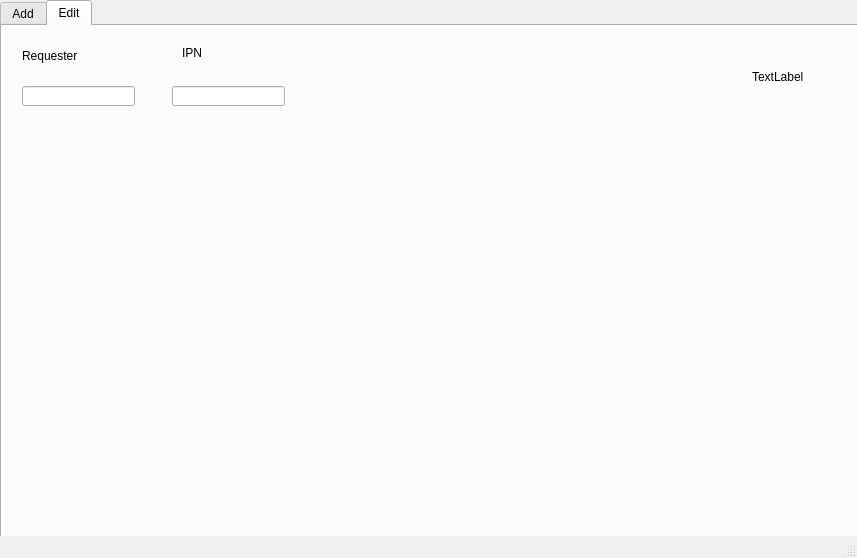
First picture: the form in src/mainwindow.ui, repository Partunaks/request_manager, before the edit.
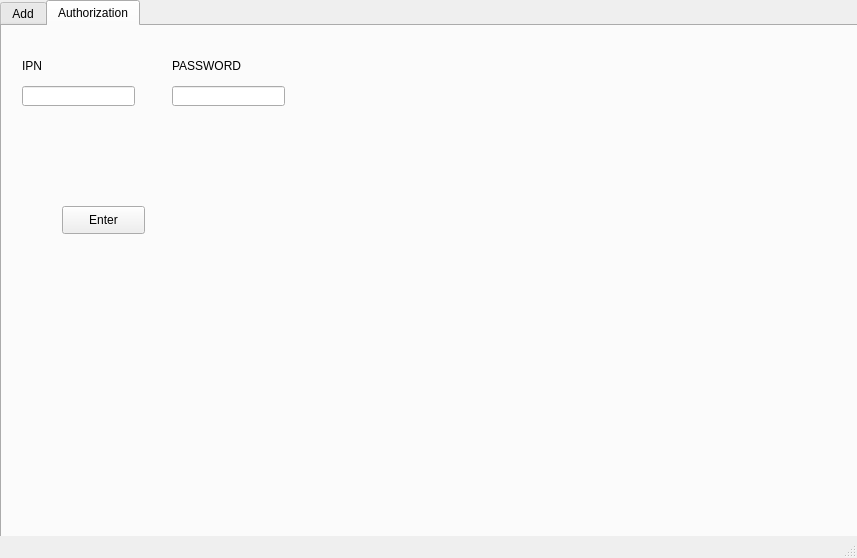
Second picture: the form after the edit. The open tabs and pages were chosen to show the change.

Commit message: added multiuser using

Patch:
```diff
--- a/src/mainwindow.ui
+++ b/src/mainwindow.ui
@@ -20,6 +20,18 @@
    <string>Request manager</string>
   </property>
   <widget class="QWidget" name="centralWidget">
+   <property name="sizePolicy">
+    <sizepolicy hsizetype="Fixed" vsizetype="Fixed">
+     <horstretch>0</horstretch>
+     <verstretch>0</verstretch>
+    </sizepolicy>
+   </property>
+   <property name="minimumSize">
+    <size>
+     <width>319</width>
+     <height>266</height>
+    </size>
+   </property>
    <widget class="QTabWidget" name="tabWidget">
     <property name="geometry">
      <rect>
@@ -29,9 +41,24 @@
       <height>561</height>
      </rect>
     </property>
+    <property name="maximumSize">
+     <size>
+      <width>861</width>
+      <height>561</height>
+     </size>
+    </property>
+    <property name="focusPolicy">
+     <enum>Qt::TabFocus</enum>
+    </property>
+    <property name="layoutDirection">
+     <enum>Qt::LeftToRight</enum>
+    </property>
     <property name="currentIndex">
      <number>0</number>
     </property>
+    <property name="tabBarAutoHide">
+     <bool>true</bool>
+    </property>
     <widget class="QWidget" name="tab">
      <attribute name="title">
       <string>Add</string>
@@ -170,22 +197,9 @@
     </widget>
     <widget class="QWidget" name="tab_2">
      <attribute name="title">
-      <string>Edit</string>
+      <string>Authorization</string>
      </attribute>
-     <widget class="QLabel" name="requester_2">
-      <property name="geometry">
-       <rect>
-        <x>20</x>
-        <y>20</y>
-        <width>121</width>
-        <height>20</height>
-       </rect>
-      </property>
-      <property name="text">
-       <string>&lt;html&gt;&lt;head/&gt;&lt;body&gt;&lt;p&gt;Requester&lt;/p&gt;&lt;/body&gt;&lt;/html&gt;</string>
-      </property>
-     </widget>
-     <widget class="QLineEdit" name="ipn_l_2">
+     <widget class="QLineEdit" name="pass_t">
       <property name="geometry">
        <rect>
         <x>170</x>
@@ -204,33 +218,49 @@
         <height>20</height>
        </rect>
       </property>
-     </widget>
-     <widget class="QLabel" name="picture_l_2">
-      <property name="geometry">
-       <rect>
-        <x>750</x>
-        <y>0</y>
-        <width>101</width>
-        <height>101</height>
-       </rect>
+      <property name="locale">
+       <locale language="English" country="UnitedStates"/>
       </property>
-      <property name="text">
-       <string>TextLabel</string>
-      </property>
      </widget>
      <widget class="QLabel" name="label_6">
       <property name="geometry">
        <rect>
-        <x>180</x>
-        <y>20</y>
-        <width>47</width>
-        <height>13</height>
+        <x>20</x>
+        <y>30</y>
+        <width>62</width>
+        <height>20</height>
        </rect>
       </property>
       <property name="text">
        <string>IPN</string>
       </property>
      </widget>
+     <widget class="QLabel" name="label_5">
+      <property name="geometry">
+       <rect>
+        <x>170</x>
+        <y>30</y>
+        <width>91</width>
+        <height>20</height>
+       </rect>
+      </property>
+      <property name="text">
+       <string>PASSWORD</string>
+      </property>
+     </widget>
+     <widget class="QPushButton" name="enter_button">
+      <property name="geometry">
+       <rect>
+        <x>60</x>
+        <y>180</y>
+        <width>83</width>
+        <height>28</height>
+       </rect>
+      </property>
+      <property name="text">
+       <string>Enter</string>
+      </property>
+     </widget>
     </widget>
    </widget>
   </widget>
```
Left out of the diff: 62 changed lines with no effect on the pictures. The commit also changes 2 other files.
